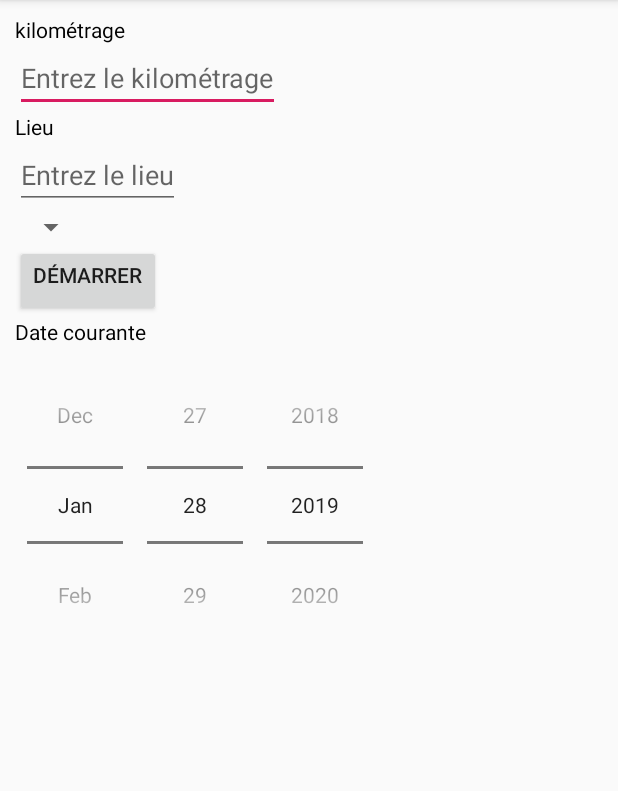
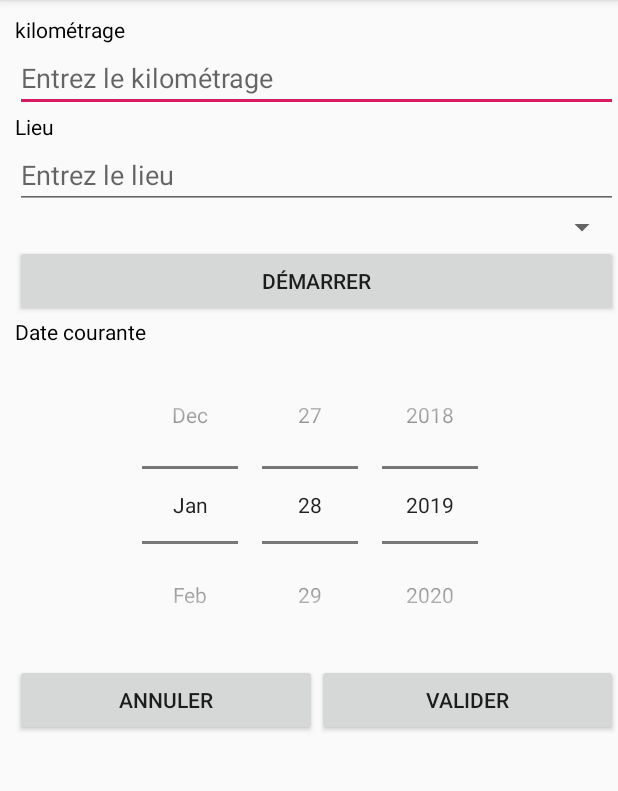
Before and after one commit to philemongloblehi/android-alphorm, an Android app: the screen it shows after launch (MainActivity), on a phone screen of 412 x 824 dp, the part 84-875 px from its top. Run offline under Robolectric (Android 15) with nearby library versions, the phone set to English and light mode, and no system bars.

Commit message:
Ajout des boutons valider et annuler dans le activity_main.xml

```diff
--- a/app/src/main/res/layout/activity_main.xml
+++ b/app/src/main/res/layout/activity_main.xml
@@ -1,8 +1,8 @@
 <?xml version="1.0" encoding="utf-8"?>
 <LinearLayout xmlns:android="http://schemas.android.com/apk/res/android"
     xmlns:tools="http://schemas.android.com/tools"
-    android:layout_width="wrap_content"
-    android:layout_height="wrap_content"
+    android:layout_width="match_parent"
+    android:layout_height="match_parent"
     android:layout_marginLeft="10dp"
     android:layout_marginTop="10dp"
     android:orientation="vertical"
@@ -16,10 +16,11 @@
 
     <EditText
         android:id="@+id/kilometrage_txt"
-        android:layout_width="wrap_content"
+        android:layout_width="match_parent"
         android:layout_height="wrap_content"
         android:hint="@string/entrez_kilometrage"
-        android:inputType="number" />
+        android:inputType="number"
+        tools:layout_width="match_parent" />
 
     <TextView
         android:layout_width="wrap_content"
@@ -29,21 +30,21 @@
 
     <EditText
         android:id="@+id/lieu_txt"
-        android:layout_width="wrap_content"
+        android:layout_width="match_parent"
         android:layout_height="wrap_content"
         android:hint="@string/entrez_lieu"
         android:inputType="text" />
 
     <Spinner
         android:id="@+id/spinner"
-        android:layout_width="wrap_content"
+        android:layout_width="match_parent"
         android:layout_height="wrap_content" />
 
     <Button
         android:id="@+id/soumission"
-        android:layout_width="wrap_content"
+        android:layout_width="match_parent"
         android:layout_height="wrap_content"
-        android:gravity="left"
+        android:gravity="center"
         android:text="@string/demarrer" />
 
     <TextView
@@ -55,9 +56,29 @@
 
     <DatePicker
         android:id="@+id/datePicker"
-        android:layout_width="wrap_content"
+        android:layout_width="match_parent"
         android:layout_height="wrap_content"
         android:calendarViewShown="false"
         android:datePickerMode="spinner" />
 
+    <LinearLayout
+        android:layout_width="match_parent"
+        android:layout_height="wrap_content"
+        android:orientation="horizontal">
+
+        <Button
+            android:id="@+id/btn_annuler"
+            android:layout_width="match_parent"
+            android:layout_height="wrap_content"
+            android:layout_weight="1"
+            android:text="Annuler" />
+
+        <Button
+            android:id="@+id/btn_valider"
+            android:layout_width="match_parent"
+            android:layout_height="wrap_content"
+            android:layout_weight="1"
+            android:text="Valider" />
+    </LinearLayout>
+
 </LinearLayout>
```
